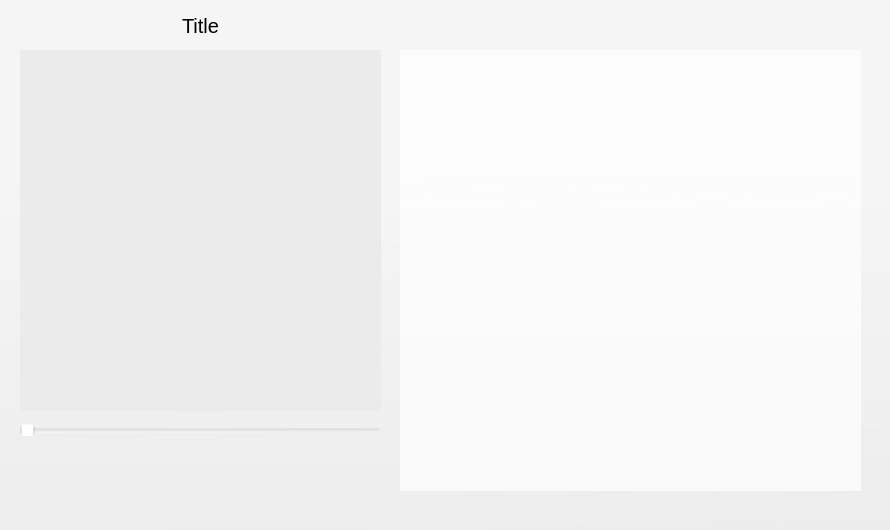
This is src/ui/mainwindow.ui in III-koda/qt-music as Qt 5 draws it before an edit. The edited form follows.
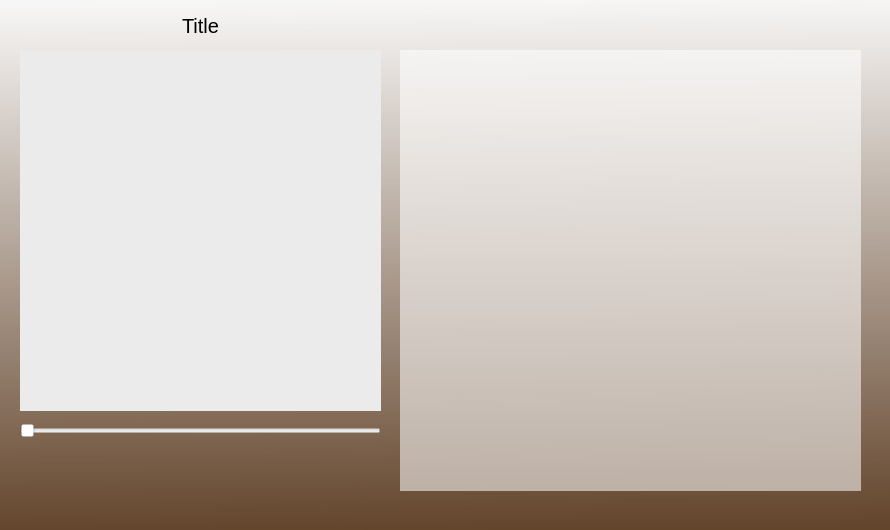
This is the edited form. Icons and pictures are not drawn.

Commit message: Update background transparency (#19)

The edit to the form file:
```diff
--- a/src/ui/mainwindow.ui
+++ b/src/ui/mainwindow.ui
@@ -158,7 +158,7 @@
      <bool>false</bool>
     </property>
     <property name="styleSheet">
-     <string notr="true">background-color: rgba(255, 255, 255, 170);</string>
+     <string notr="true">background-color: rgba(255, 255, 255, 140);</string>
     </property>
     <property name="frameShape">
      <enum>QFrame::NoFrame</enum>
@@ -399,6 +399,12 @@
       <height>530</height>
      </rect>
     </property>
+    <property name="autoFillBackground">
+     <bool>true</bool>
+    </property>
+    <property name="styleSheet">
+     <string notr="true">background-color: rgb(99, 69, 44);</string>
+    </property>
     <property name="text">
      <string/>
     </property>
@@ -415,8 +421,11 @@
       <height>530</height>
      </rect>
     </property>
+    <property name="autoFillBackground">
+     <bool>false</bool>
+    </property>
     <property name="styleSheet">
-     <string notr="true">background-color: qlineargradient(spread:pad, x1:0.502, y1:1, x2:0.488, y2:0.0005, stop:0 rgba(250, 250, 250, 30), stop:0.696517 rgba(250, 250, 250, 180));
+     <string notr="true">background-color: qlineargradient(spread:pad, x1:0.502, y1:1, x2:0.488, y2:0.0005, stop:0 rgba(250, 250, 250, 0), stop:1 rgba(250, 250, 250, 250));
 </string>
     </property>
     <property name="text">
```
Left out of the diff: 3 changed lines with no effect on the pictures.
